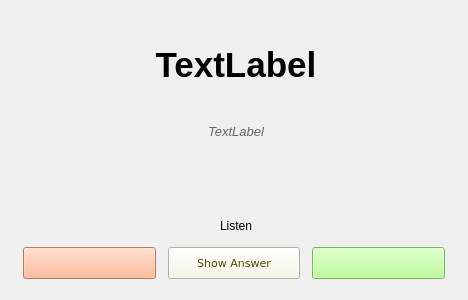
First picture: the form in Ui/pract3.ui, repository robinpalat/idiomindQt, before the edit.
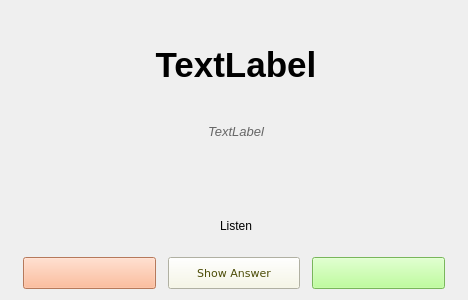
Second picture: the form after the edit. Icons and pictures are not drawn. Custom widgets are drawn as their Qt base class.

What changed in the file:
```diff
--- a/Ui/pract3.ui
+++ b/Ui/pract3.ui
@@ -157,9 +157,6 @@
      <property name="rightMargin">
       <number>12</number>
      </property>
-     <property name="bottomMargin">
-      <number>10</number>
-     </property>
      <item>
       <widget class="QPushButton" name="pushButton_no">
        <property name="minimumSize">
```
Left out of the diff: 2 changed lines with no effect on the pictures.
